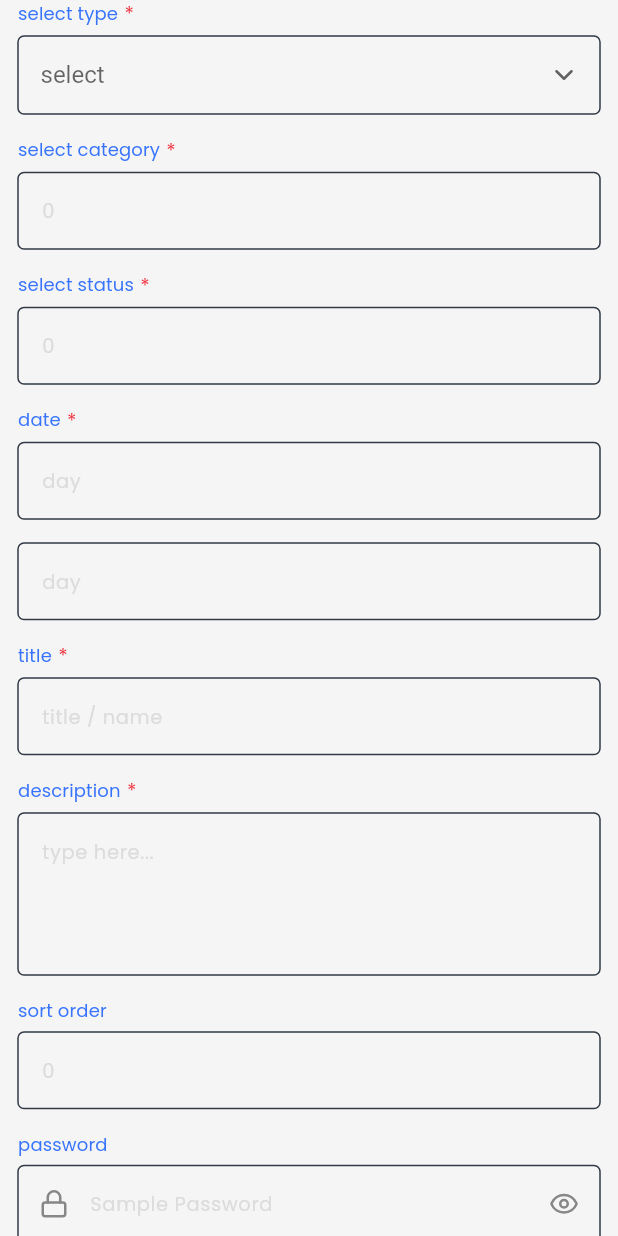
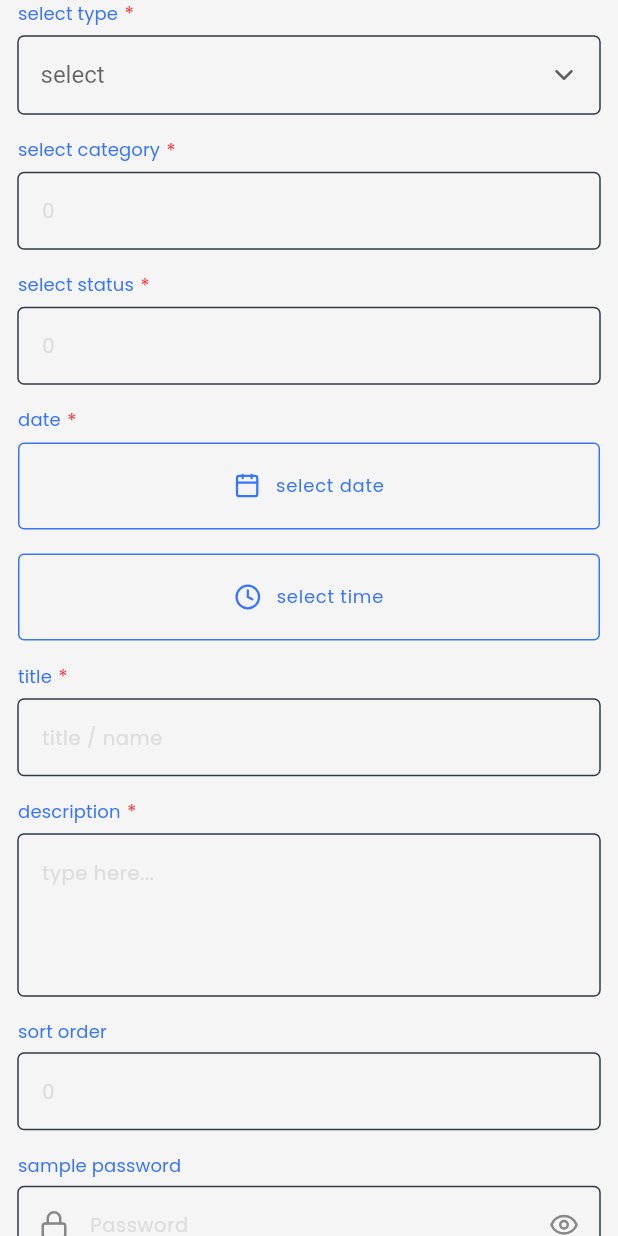
Before and after one commit to Amina-UC-Dev/web-test, a Flutter app: the FormDummy widget shown alone on an empty page, opened directly with empty values, on a phone screen of 412 x 824 dp. Run offline on Flutter 3.47's test engine with Material 2 defaults, Android fonts, the phone set to English and light mode, and no system bars; our stand-ins replace flutter_svg, fluttertoast, get, google_fonts, lucide_icons, shared_preferences and 3 more; accounts and stored records are empty; project files that could hold a hidden picture were left out.

Commit message:
updated files

```diff
--- a/lib/screen/news_feeds/news_feeds_articles/widget/news_feeds_articles_widgets.dart
+++ b/lib/screen/news_feeds/news_feeds_articles/widget/news_feeds_articles_widgets.dart
@@ -9,6 +9,7 @@ import 'package:beonchat_admin/widget/responsive/my_flex.dart';
 import 'package:beonchat_admin/widget/responsive/my_flex_item.dart';
 import 'package:beonchat_admin/widget/table/table.dart';
 import 'package:beonchat_admin/widget/textfield/textfield.dart';
+import 'package:beonchat_admin/widget/util/date_time_extention.dart';
 import 'package:beonchat_admin/widget/util/my_button.dart';
 import 'package:beonchat_admin/widget/util/my_card.dart';
 import 'package:beonchat_admin/widget/util/my_container.dart';
@@ -540,41 +541,57 @@ class FormDummy extends StatelessWidget {
                         children: [
                           MyFlexItem(
                             sizes: "lg-6",
-                            child: TextFormField(
-                              decoration: InputDecoration(
-                                  hintText: "day",
-                                  hintStyle: Styles().text(
-                                    textType: MyTextType.bodySmall,
-                                    color: Colours().grey4,
-                                    fontW: FontWeight.w400,
-                                    size: 13,
-                                  ),
-                                  border: outlineInputBorder(dark),
-                                  enabledBorder: outlineInputBorder(dark),
-                                  focusedBorder: focusedInputBorder,
-                                  contentPadding: MySpacing.all(16),
-                                  isCollapsed: true,
-                                  floatingLabelBehavior: FloatingLabelBehavior.never),
+                            child: MyButton.outlined(
+                              onPressed: () {
+                                newsFeedsPro.pickDate(context);
+                              },
+                              borderColor: Colours().blue,
+                              padding: MySpacing.xy(16, 20),
+                              child: Row(
+                                mainAxisSize: MainAxisSize.min,
+                                children: <Widget>[
+                                  Icon(LucideIcons.calendar, color: Colours().blue, size: 18),
+                                  MySpacing.width(10),
+                                  Text(
+                                      newsFeedsPro.selectedDate != null
+                                          ? newsFeedsPro.dateFormatter.format(newsFeedsPro.selectedDate!)
+                                          : "select date",
+                                      style: Styles().text(
+                                        textType: MyTextType.labelMedium,
+                                        color: Colours().blue,
+                                        fontW: FontWeight.w400,
+                                        size: 12,
+                                      )),
+                                ],
+                              ),
                             ),
                           ),
                           MyFlexItem(sizes: "lg-1", child: Container()),
                           MyFlexItem(
                             sizes: "lg-5",
-                            child: TextFormField(
-                              decoration: InputDecoration(
-                                  hintText: "day",
-                                  hintStyle: Styles().text(
-                                    textType: MyTextType.bodySmall,
-                                    color: Colours().grey4,
-                                    fontW: FontWeight.w400,
-                                    size: 13,
-                                  ),
-                                  border: outlineInputBorder(dark),
-                                  enabledBorder: outlineInputBorder(dark),
-                                  focusedBorder: focusedInputBorder,
-                                  contentPadding: MySpacing.all(16),
-                                  isCollapsed: true,
-                                  floatingLabelBehavior: FloatingLabelBehavior.never),
+                            child: MyButton.outlined(
+                              onPressed: () {
+                                newsFeedsPro.pickTime(context);
+                              },
+                              borderColor: Colours().blue,
+                              padding: MySpacing.xy(16, 20),
+                              child: Row(
+                                mainAxisSize: MainAxisSize.min,
+                                children: <Widget>[
+                                  Icon(LucideIcons.clock4, color: Colours().blue, size: 18),
+                                  MySpacing.width(10),
+                                  Text(
+                                      newsFeedsPro.selectedTime != null
+                                          ? newsFeedsPro.timeFormatter.format(DateTime.now().applied(newsFeedsPro.selectedTime!))
+                                          : "select time",
+                                      style: Styles().text(
+                                        textType: MyTextType.labelMedium,
+                                        color: Colours().blue,
+                                        fontW: FontWeight.w400,
+                                        size: 12,
+                                      )),
+                                ],
+                              ),
                             ),
                           ),
                         ],
@@ -680,12 +697,12 @@ class FormDummy extends StatelessWidget {
                     child: Column(
                       crossAxisAlignment: CrossAxisAlignment.start,
                       children: [
-                        InputLabel(label: "password", dark: dark),
+                        InputLabel(label: "sample password", dark: dark),
                         TextFormField(
                           keyboardType: TextInputType.emailAddress,
                           //obscureText: !controller.showPassword,
                           decoration: InputDecoration(
-                              hintText: "Sample Password",
+                              hintText: "Password",
                               hintStyle: Styles().text(
                                 textType: MyTextType.bodySmall,
                                 color: Colours().grey4,
--- a/lib/widget/dialog/dialog.dart
+++ b/lib/widget/dialog/dialog.dart
@@ -28,6 +28,7 @@ class DialogWidget {
         return Dialog(
           child: SizedBox(
             width: sizeDialog,
+            child: SingleChildScrollView(
               child: Column(
                 mainAxisSize: MainAxisSize.min,
                 crossAxisAlignment: CrossAxisAlignment.start,
@@ -47,7 +48,7 @@ class DialogWidget {
                                   size: 16,
                                 ))),
                         InkWell(
-                        onTap: () => Navigator.pop(context),
+                          onTap: () => Navigator.pop(ctx),
                           child: Icon(
                             LucideIcons.x,
                             size: 20,
@@ -65,6 +66,7 @@ class DialogWidget {
                 ],
               ),
             ),
+          ),
         );
       },
     );
--- a/pubspec.yaml
+++ b/pubspec.yaml
@@ -48,7 +48,7 @@ dependencies:
   syncfusion_flutter_charts: ^20.1.52
   lucide_icons:
   fluttertoast: 8.2.4
-
+  intl:
 
 dev_dependencies:
   flutter_test:
```
Also changed, not shown: lib/provider/news_feeds/news_feeds_articles_provider.dart (+26 -1 lines), lib/widget/util/date_time_extention.dart (added, +32 -0 lines), pubspec.lock. Lines whose indentation alone changed are shown as unchanged.
